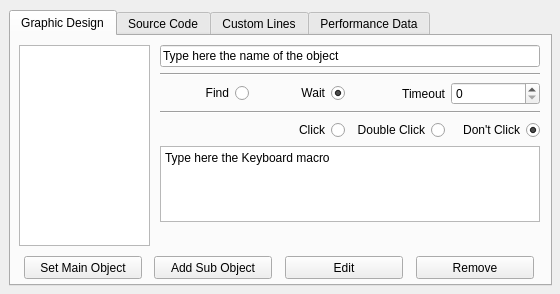
Before: the Qt Designer form alyvix/extra/robotide/qt_ui/alyvix_object_finder_properties_view.ui in alyvix/alyvix, drawn with Qt 5.
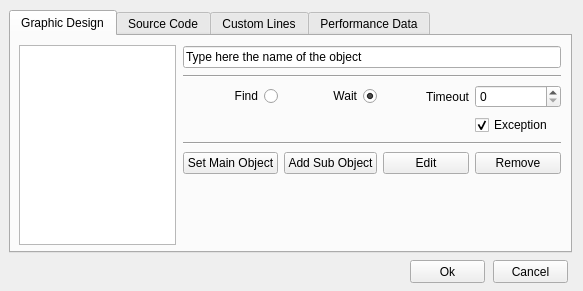
After: the same form once the commit is applied.

```diff
--- a/alyvix/extra/robotide/qt_ui/alyvix_object_finder_properties_view.ui
+++ b/alyvix/extra/robotide/qt_ui/alyvix_object_finder_properties_view.ui
@@ -6,8 +6,8 @@
    <rect>
     <x>0</x>
     <y>0</y>
-    <width>560</width>
-    <height>294</height>
+    <width>583</width>
+    <height>291</height>
    </rect>
   </property>
   <property name="windowTitle">
@@ -18,8 +18,8 @@
     <rect>
      <x>9</x>
      <y>10</y>
-     <width>543</width>
-     <height>276</height>
+     <width>563</width>
+     <height>243</height>
     </rect>
    </property>
    <property name="currentIndex">
@@ -32,10 +32,10 @@
     <widget class="QWidget" name="widget" native="true">
      <property name="geometry">
       <rect>
-       <x>149</x>
+       <x>172</x>
        <y>9</y>
-       <width>381</width>
-       <height>184</height>
+       <width>379</width>
+       <height>148</height>
       </rect>
      </property>
      <widget class="QWidget" name="gridLayoutWidget">
@@ -43,15 +43,15 @@
        <rect>
         <x>0</x>
         <y>0</y>
-        <width>380</width>
-        <height>177</height>
+        <width>378</width>
+        <height>133</height>
        </rect>
       </property>
       <layout class="QGridLayout" name="gridLayout">
-       <item row="0" column="0" colspan="4">
-        <widget class="QLineEdit" name="namelineedit">
-         <property name="text">
-          <string>Type here the name of the object</string>
+       <item row="4" column="0" colspan="4">
+        <widget class="Line" name="line_10">
+         <property name="orientation">
+          <enum>Qt::Horizontal</enum>
          </property>
         </widget>
        </item>
@@ -62,59 +62,10 @@
          </property>
         </widget>
        </item>
-       <item row="3" column="0" colspan="4">
-        <widget class="Line" name="line_10">
-         <property name="orientation">
-          <enum>Qt::Horizontal</enum>
-         </property>
-        </widget>
-       </item>
-       <item row="4" column="3">
-        <widget class="QRadioButton" name="dontclickRadio">
-         <property name="layoutDirection">
-          <enum>Qt::RightToLeft</enum>
-         </property>
+       <item row="0" column="0" colspan="4">
+        <widget class="QLineEdit" name="namelineedit">
          <property name="text">
-          <string>Don't Click</string>
-         </property>
-         <property name="checked">
-          <bool>true</bool>
-         </property>
-         <attribute name="buttonGroup">
-          <string notr="true">buttonGroup_2</string>
-         </attribute>
-        </widget>
-       </item>
-       <item row="2" column="0">
-        <widget class="QRadioButton" name="find_radio">
-         <property name="layoutDirection">
-          <enum>Qt::RightToLeft</enum>
-         </property>
-         <property name="text">
-          <string>Find</string>
-         </property>
-         <attribute name="buttonGroup">
-          <string notr="true">buttonGroup_5</string>
-         </attribute>
-        </widget>
-       </item>
-       <item row="4" column="2">
-        <widget class="QRadioButton" name="doubleclickRadio">
-         <property name="layoutDirection">
-          <enum>Qt::RightToLeft</enum>
-         </property>
-         <property name="text">
-          <string>Double Click</string>
-         </property>
-         <attribute name="buttonGroup">
-          <string notr="true">buttonGroup_2</string>
-         </attribute>
-        </widget>
-       </item>
-       <item row="1" column="0" colspan="4">
-        <widget class="Line" name="line_3">
-         <property name="orientation">
-          <enum>Qt::Horizontal</enum>
+          <string>Type here the name of the object</string>
          </property>
         </widget>
        </item>
@@ -134,13 +85,20 @@
          </attribute>
         </widget>
        </item>
-       <item row="4" column="0" colspan="2">
-        <widget class="QRadioButton" name="clickRadio">
+       <item row="1" column="0" colspan="4">
+        <widget class="Line" name="line_3">
+         <property name="orientation">
+          <enum>Qt::Horizontal</enum>
+         </property>
+        </widget>
+       </item>
+       <item row="2" column="0">
+        <widget class="QRadioButton" name="find_radio">
          <property name="layoutDirection">
           <enum>Qt::RightToLeft</enum>
          </property>
          <property name="text">
-          <string>Click</string>
+          <string>Find</string>
          </property>
          <attribute name="buttonGroup">
           <string notr="true">buttonGroup_2</string>
@@ -157,10 +115,41 @@
          </property>
         </widget>
        </item>
-       <item row="5" column="0" colspan="4">
-        <widget class="QPlainTextEdit" name="inserttext">
-         <property name="plainText">
-          <string>Type here the Keyboard macro</string>
+       <item row="5" column="2">
+        <widget class="QPushButton" name="pushButtonEditObj">
+         <property name="text">
+          <string>Edit</string>
+         </property>
+        </widget>
+       </item>
+       <item row="5" column="3">
+        <widget class="QPushButton" name="pushButtonRemoveObj">
+         <property name="text">
+          <string>Remove</string>
+         </property>
+        </widget>
+       </item>
+       <item row="5" column="0">
+        <widget class="QPushButton" name="pushButtonSetMainObj">
+         <property name="text">
+          <string>Set Main Object</string>
+         </property>
+        </widget>
+       </item>
+       <item row="5" column="1">
+        <widget class="QPushButton" name="pushButtonAddSubObj">
+         <property name="text">
+          <string>Add Sub Object</string>
+         </property>
+        </widget>
+       </item>
+       <item row="3" column="3">
+        <widget class="QCheckBox" name="timeout_exception">
+         <property name="text">
+          <string>Exception</string>
+         </property>
+         <property name="checked">
+          <bool>true</bool>
          </property>
         </widget>
        </item>
@@ -172,8 +161,8 @@
       <rect>
        <x>8</x>
        <y>9</y>
-       <width>131</width>
-       <height>201</height>
+       <width>157</width>
+       <height>200</height>
       </rect>
      </property>
      <property name="selectionMode">
@@ -339,58 +328,6 @@
       </layout>
      </widget>
     </widget>
-    <widget class="QPushButton" name="pushButtonSetMainObj">
-     <property name="geometry">
-      <rect>
-       <x>13</x>
-       <y>220</y>
-       <width>118</width>
-       <height>23</height>
-      </rect>
-     </property>
-     <property name="text">
-      <string>Set Main Object</string>
-     </property>
-    </widget>
-    <widget class="QPushButton" name="pushButtonAddSubObj">
-     <property name="geometry">
-      <rect>
-       <x>143</x>
-       <y>220</y>
-       <width>118</width>
-       <height>23</height>
-      </rect>
-     </property>
-     <property name="text">
-      <string>Add Sub Object</string>
-     </property>
-    </widget>
-    <widget class="QPushButton" name="pushButtonEditObj">
-     <property name="geometry">
-      <rect>
-       <x>274</x>
-       <y>220</y>
-       <width>118</width>
-       <height>23</height>
-      </rect>
-     </property>
-     <property name="text">
-      <string>Edit</string>
-     </property>
-    </widget>
-    <widget class="QPushButton" name="pushButtonRemoveObj">
-     <property name="geometry">
-      <rect>
-       <x>405</x>
-       <y>220</y>
-       <width>118</width>
-       <height>23</height>
-      </rect>
-     </property>
-     <property name="text">
-      <string>Remove</string>
-     </property>
-    </widget>
    </widget>
    <widget class="QWidget" name="tab_code">
     <attribute name="title">
@@ -583,6 +520,32 @@
     </widget>
    </widget>
   </widget>
+  <widget class="QPushButton" name="pushButtonOk">
+   <property name="geometry">
+    <rect>
+     <x>410</x>
+     <y>260</y>
+     <width>75</width>
+     <height>23</height>
+    </rect>
+   </property>
+   <property name="text">
+    <string>Ok</string>
+   </property>
+  </widget>
+  <widget class="QPushButton" name="pushButtonCancel">
+   <property name="geometry">
+    <rect>
+     <x>493</x>
+     <y>260</y>
+     <width>75</width>
+     <height>23</height>
+    </rect>
+   </property>
+   <property name="text">
+    <string>Cancel</string>
+   </property>
+  </widget>
  </widget>
  <resources/>
  <connections/>
```
Left out of the diff: 150 changed lines with no effect on the pictures.
